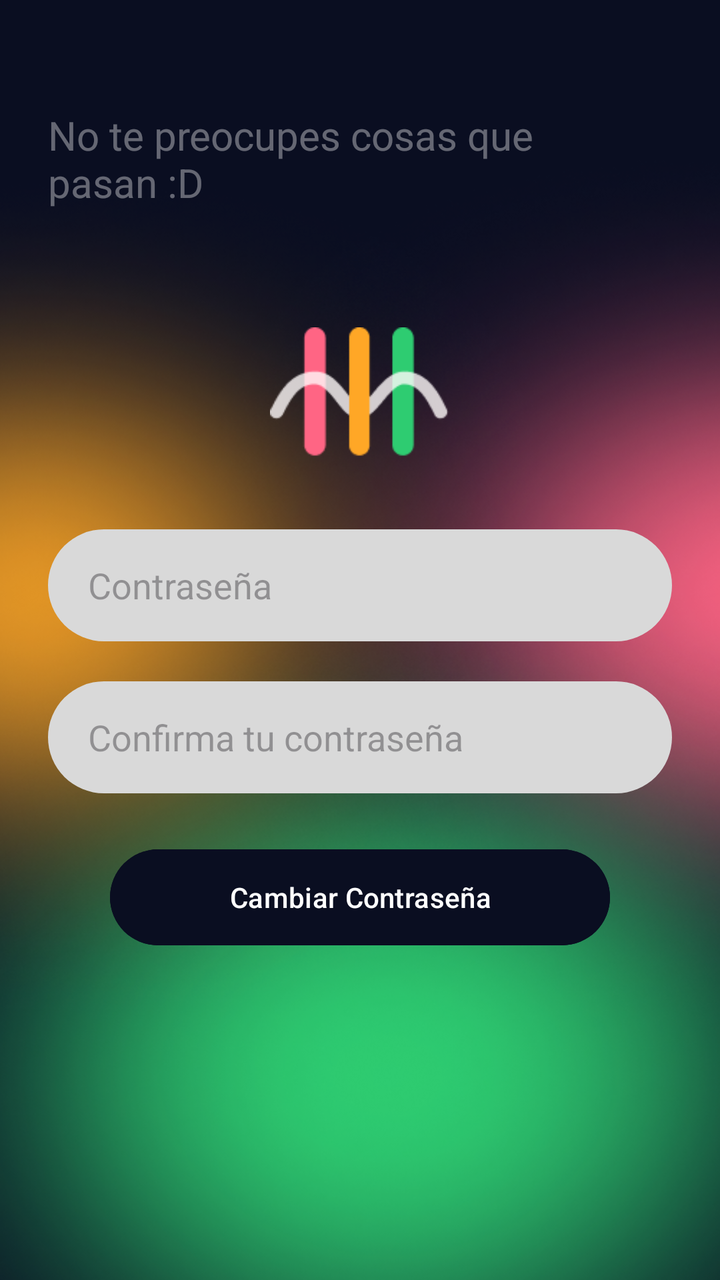
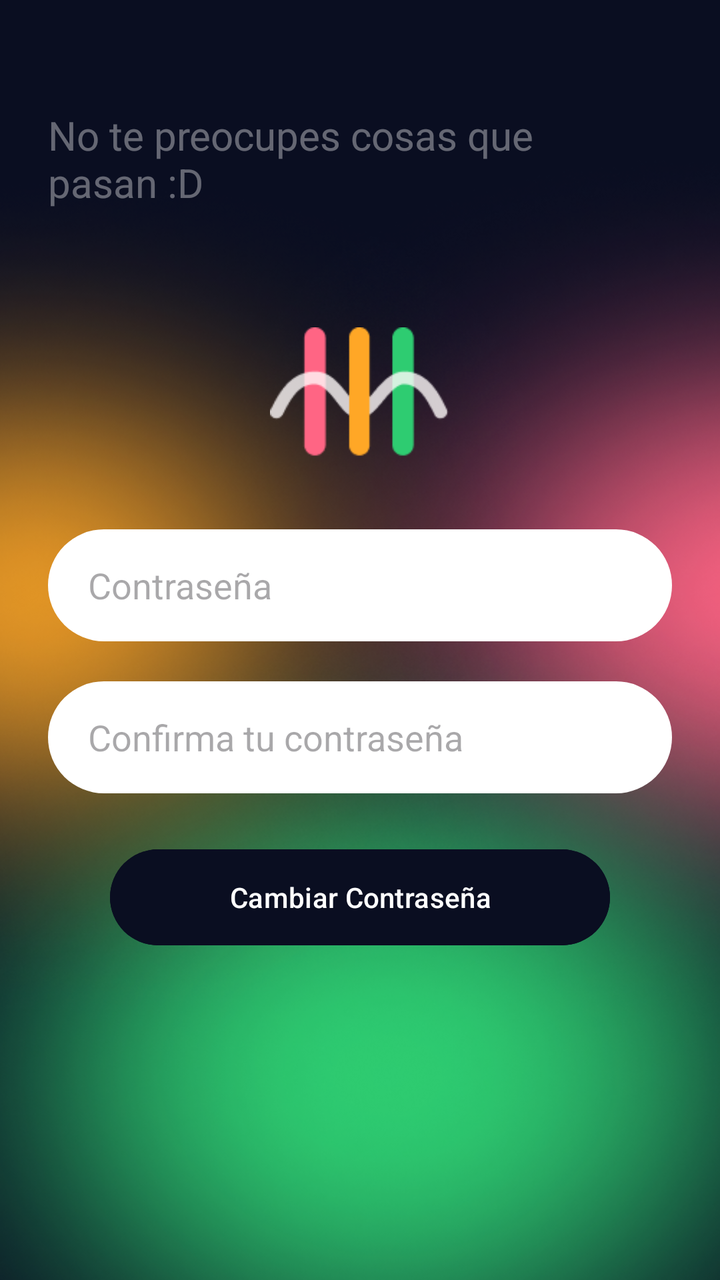

An Android layout rendered at two revisions. The XML below is the earlier revision; the diff shows what the commit changed to produce the second picture.
<!-- AndroidManifest.xml: application theme Theme.Consty_Group -->
<!-- res/layout/activity_recuperar_contrasena.xml -->
<?xml version="1.0" encoding="utf-8"?>
<LinearLayout xmlns:android="http://schemas.android.com/apk/res/android"
xmlns:app="http://schemas.android.com/apk/res-auto"
xmlns:tools="http://schemas.android.com/tools"
android:id="@+id/main"
android:layout_width="match_parent"
android:layout_height="match_parent"
android:background="@drawable/backgrpundimg"
android:gravity="center"
android:orientation="vertical"
tools:context=".Activities.RecuperarContrasena">

<ScrollView
    android:id="@+id/ScrollRecupContra"
    android:layout_width="match_parent"
    android:layout_height="0dp"
    android:layout_weight="1"
    android:fillViewport="true">

    <LinearLayout
        android:id="@+id/containerRecupContra"
        android:layout_width="match_parent"
        android:layout_height="wrap_content"
        android:gravity="center_horizontal"
        android:orientation="vertical"
        android:padding="24dp">

        
        <TextView
            android:layout_marginTop="30dp"
            android:layout_width="wrap_content"
            android:layout_height="wrap_content"
            android:layout_marginBottom="50dp"
            android:text="@string/fraceMotivacional5"
            android:textColor="@color/TextoGris"
            android:textSize="20sp" />

        
        <ImageView
            android:id="@+id/LogoRecupContra"
            android:layout_width="90dp"
            android:layout_height="90dp"
            android:layout_marginBottom="20dp"
            app:srcCompat="@drawable/logosinfondo"
            android:contentDescription="@string/logo"/>



        <EditText
            android:id="@+id/InputContrasenaRecupContra"
            android:layout_width="match_parent"
            android:layout_height="56dp"
            android:layout_marginBottom="20dp"
            android:background="@drawable/style_edit_text"
            android:hint="@string/TextContrasena"
            android:inputType="textPassword"
            android:paddingStart="20dp"
            android:paddingEnd="1dp"
            android:textColor="@color/TextoGris" />

        
        <EditText
            android:id="@+id/InputRepConRecupContra"
            android:layout_width="match_parent"
            android:layout_height="56dp"
            android:layout_marginBottom="24dp"
            android:background="@drawable/style_edit_text"
            android:hint="@string/TextConfirmarContraSena"
            android:inputType="textPassword"
            android:paddingStart="20dp"
            android:paddingEnd="1dp"
            android:textColor="@color/TextoGris" />

        
        <Button
            android:id="@+id/ButtonCambiarContra"
            android:layout_width="250dp"
            android:layout_height="56dp"
            android:layout_marginBottom="20dp"
            android:backgroundTint="@color/backgroundColo"
            android:text="@string/TextCambiarContrasena"
            android:textAllCaps="false"
            android:textColor="@color/white" />


    </LinearLayout>

</ScrollView>

</LinearLayout>
<!-- resources referenced by this layout -->
<resources>
  <color name="TextoGris">#5FFFFFFF</color>
  <color name="backgroundColo">#0A0E21</color>
  <color name="white">#FFFFFFFF</color>
  <!-- drawable backgrpundimg: png bitmap (drawable, 307316 bytes) -->
  <!-- drawable logosinfondo: png bitmap (drawable, 2599 bytes) -->
  <!-- drawable style_edit_text (drawable) -->
  <?xml version="1.0" encoding="utf-8"?>
      <shape xmlns:android="http://schemas.android.com/apk/res/android">
          <solid android:color="#D9D9D9"/>
          <corners android:radius="30dp"/>
      </shape>
  <string name="TextCambiarContrasena">Cambiar Contraseña</string>
  <string name="TextConfirmarContraSena">Confirma tu contraseña</string>
  <string name="TextContrasena">Contraseña</string>
  <string name="fraceMotivacional5">No te preocupes cosas que pasan :D</string>
  <string name="logo">Logo</string>
  <style name="Theme.Consty_Group" parent="Base.Theme.Consty_Group" />
  <style name="Base.Theme.Consty_Group" parent="Theme.Material3.DayNight.NoActionBar">
          
          
      </style>
</resources>

<!-- the commit's change to res/layout/activity_recuperar_contrasena.xml (unified diff, before → after) -->
@@ -56,7 +56,7 @@ tools:context=".Activities.RecuperarContrasena">
             android:inputType="textPassword"
             android:paddingStart="20dp"
             android:paddingEnd="1dp"
-            android:textColor="@color/TextoGris" />
+            android:textColor="@color/black" />
 
         
         <EditText
@@ -69,7 +69,7 @@ tools:context=".Activities.RecuperarContrasena">
             android:inputType="textPassword"
             android:paddingStart="20dp"
             android:paddingEnd="1dp"
-            android:textColor="@color/TextoGris" />
+            android:textColor="@color/black" />
 
         
         <Button
<!-- resource entries referenced after the edit -->
@@ -2,13 +2,14 @@
 <resources>
   <color name="TextoGris">#5FFFFFFF</color>
   <color name="backgroundColo">#0A0E21</color>
+  <color name="black">#FF000000</color>
   <color name="white">#FFFFFFFF</color>
   <!-- drawable backgrpundimg: png bitmap (drawable, 307316 bytes) -->
   <!-- drawable logosinfondo: png bitmap (drawable, 2599 bytes) -->
   <!-- drawable style_edit_text (drawable) -->
   <?xml version="1.0" encoding="utf-8"?>
       <shape xmlns:android="http://schemas.android.com/apk/res/android">
-          <solid android:color="#D9D9D9"/>
+          <solid android:color="@color/white"/>
           <corners android:radius="30dp"/>
       </shape>
   <string name="TextCambiarContrasena">Cambiar Contraseña</string>
